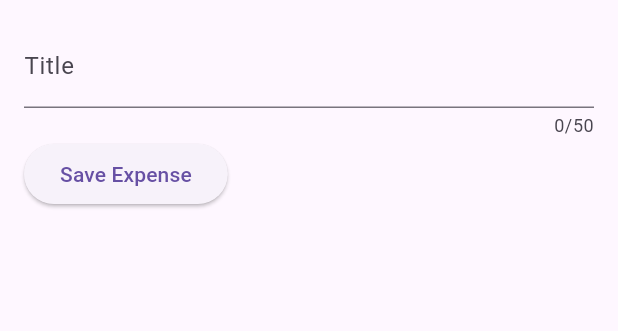
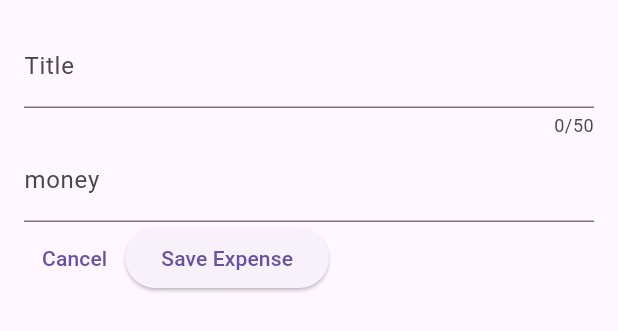
Before and after one commit to SI-KUNIHISA/expense_tracker, a Flutter app: the NewExpense widget shown alone on an empty page, opened directly, on a phone screen of 412 x 824 dp. Shown: the top 331 px of the screen. Run offline on Flutter 3.47's test engine with Material 3 defaults, Android fonts, the phone set to English and light mode, and no system bars.

Commit message:
113までの動画の内容を追加

```diff
--- a/lib/widgets/new_expense.dart
+++ b/lib/widgets/new_expense.dart
@@ -1,4 +1,5 @@
 import 'package:flutter/material.dart';
+import 'package:flutter/services.dart';
 
 class NewExpense extends StatefulWidget {
   const NewExpense({super.key});
@@ -9,10 +10,12 @@ class NewExpense extends StatefulWidget {
 
 class _NewExpenseState extends State<NewExpense> {
   final _titleController = TextEditingController();
+  final _moneyController = TextEditingController();
 
   @override
   void dispose() {
     _titleController.dispose();
+    _moneyController.dispose();
     super.dispose();
   }
   // var _enteredTitle = '';
@@ -35,11 +38,27 @@ class _NewExpenseState extends State<NewExpense> {
               label: Text('Title'),
             ),
           ),
+          TextField(
+            controller: _moneyController,
+            keyboardType: TextInputType.number,
+            decoration: InputDecoration(
+              prefixText: '\$ ',
+              label: Text('money'),
+            ),
+          ),
           Row(
             children: [
+              TextButton(
+                onPressed: () {
+                  Navigator.pop(context);
+                },
+                child: Text('Cancel'),
+              ),
               ElevatedButton(
                 onPressed: () {
                   print(_titleController.text);
+                  print(_moneyController.text);
+                  Navigator.pop(context);
                 },
                 child: Text('Save Expense'),
               ),
```
